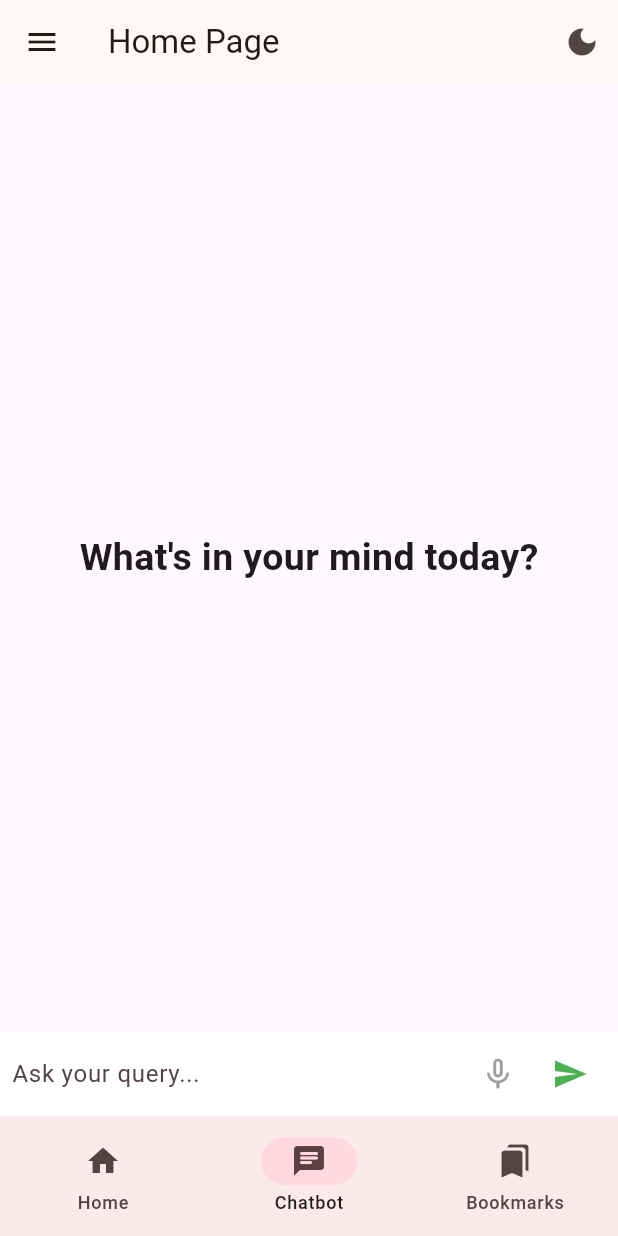
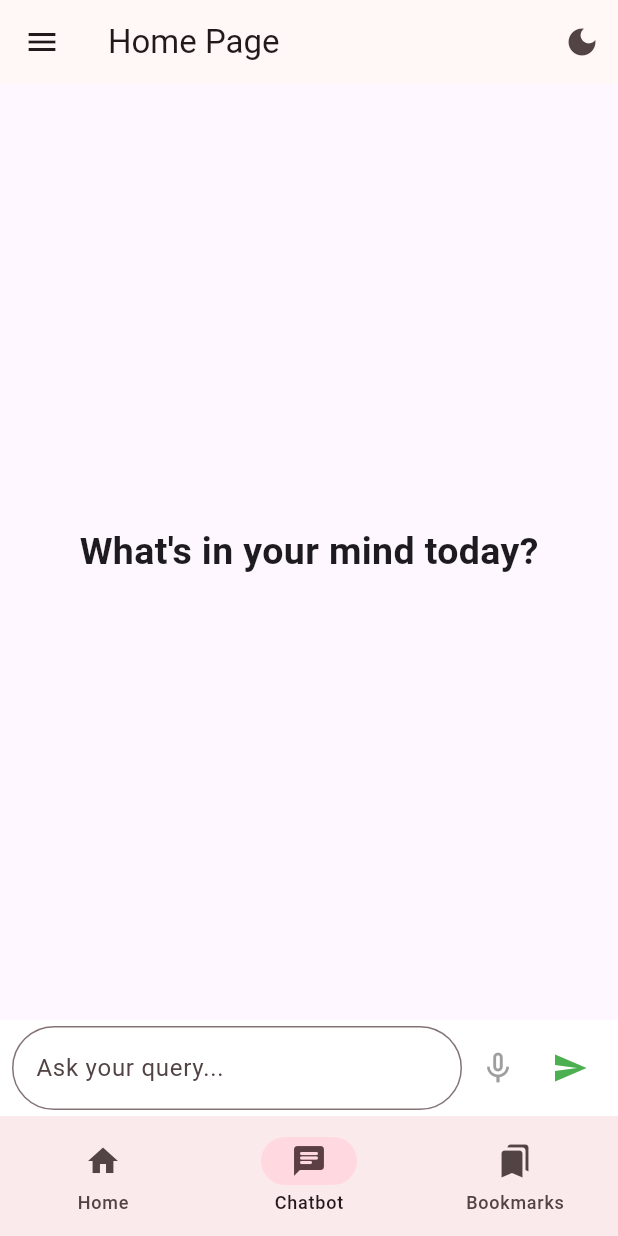
Before and after one commit to SoftwareEnggProjectsIITT/AppDevProject, a Flutter app: the screen it shows once a user with an empty profile is signed in, item 2 of the bottom bar chosen, on a phone screen of 412 x 824 dp. Run offline on Flutter 3.47's test engine with Material 3 defaults, Android fonts, the phone set to English and light mode, and no system bars; our stand-ins replace cloud_firestore, firebase_auth, firebase_core, firebase_database, flutter_linkify, flutter_riverpod and 7 more; accounts and stored records are empty; network calls fail.

Commit message:
Updated Message Box

```diff
--- a/frontend/lib/screens/chatbot_page.dart
+++ b/frontend/lib/screens/chatbot_page.dart
@@ -55,7 +55,6 @@ class _ChatbotPageState extends State<ChatbotPage> {
                 );
               }
 
-              // Add one extra item for the loader when AI is responding.
               final itemCount = allMessages.length + (isAiResponding ? 1 : 0);
 
               return ListView.builder(
--- a/frontend/lib/widgets/message_box.dart
+++ b/frontend/lib/widgets/message_box.dart
@@ -66,9 +66,9 @@ class _MessageBoxState extends State<MessageBox> {
                 controller: _controller,
                 minLines: 1,
                 maxLines: 4,
-                decoration: const InputDecoration(
+                decoration: InputDecoration(
                   hintText: "Ask your query...",
-                  border: InputBorder.none,
+                  border: OutlineInputBorder(borderRadius: BorderRadius.circular(50)),
                 ),
               ),
             ),
```
